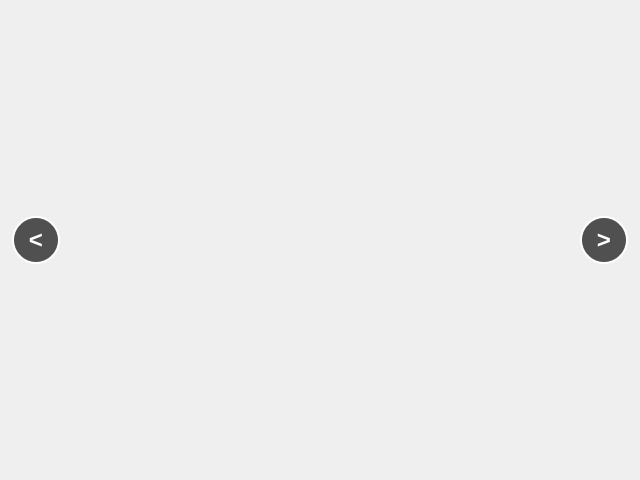
This is launcher/modManager/imageviewer_moc.ui in GeorgeK1ng/vcmi as Qt 5 draws it before an edit. The edited form follows.
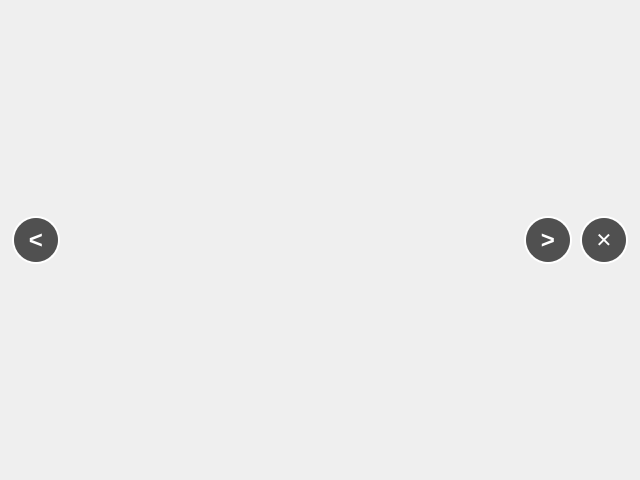
This is the edited form.

Commit message: Improve mobile ImageViewer controls, fullscreen mode and pinch zoom

What changed in the file:
```diff
--- a/launcher/modManager/imageviewer_moc.ui
+++ b/launcher/modManager/imageviewer_moc.ui
@@ -133,6 +133,44 @@
      </property>
     </widget>
    </item>
+   <item row="0" column="3">
+    <widget class="QPushButton" name="buttonClose">
+     <property name="minimumSize">
+      <size>
+       <width>48</width>
+       <height>48</height>
+      </size>
+     </property>
+     <property name="maximumSize">
+      <size>
+       <width>48</width>
+       <height>48</height>
+      </size>
+     </property>
+     <property name="cursor">
+      <cursorShape>PointingHandCursor</cursorShape>
+     </property>
+     <property name="styleSheet">
+      <string notr="true">QPushButton {
+	background-color: rgba(0, 0, 0, 170);
+	color: white;
+	border: 2px solid white;
+	border-radius: 24px;
+	font-size: 20px;
+	font-weight: bold;
+}
+QPushButton:hover {
+	background-color: rgba(0, 0, 0, 215);
+}
+QPushButton:pressed {
+	background-color: rgba(0, 0, 0, 255);
+}</string>
+     </property>
+     <property name="text">
+      <string>✕</string>
+     </property>
+    </widget>
+   </item>
   </layout>
  </widget>
  <resources/>
```
Left out of the diff: 4 changed lines with no effect on the pictures. The commit also changes 2 other files.
